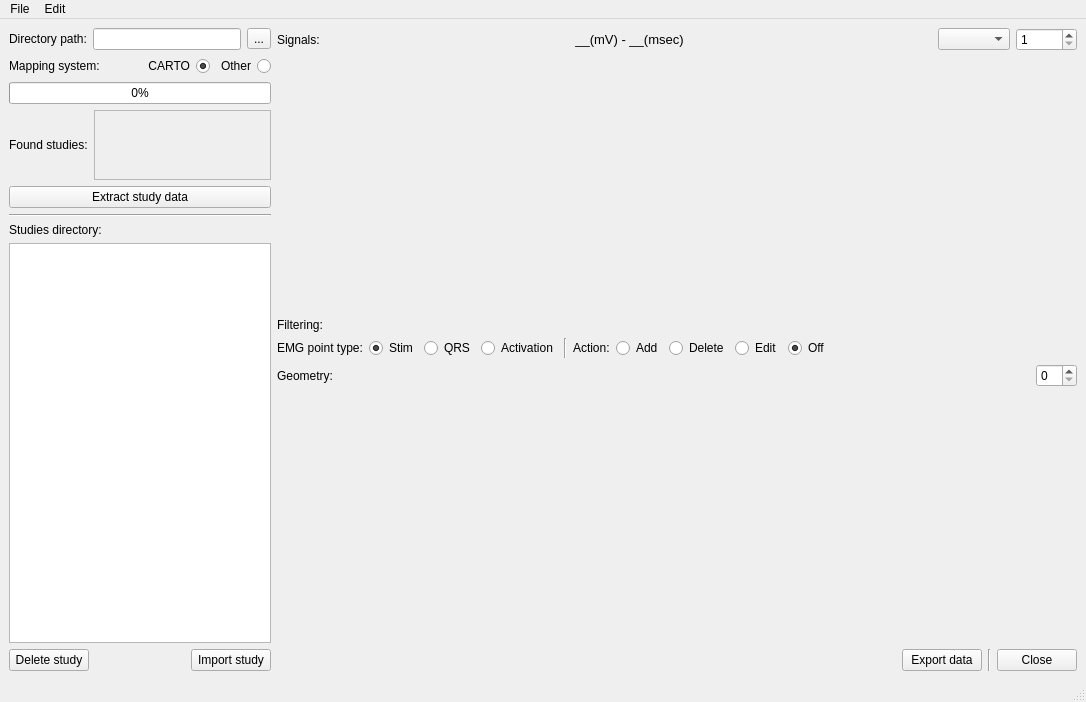
The window that UI_files/ui_mainwindow.ui (nicksunderland/SignalXtor) describes before a commit, drawn with Qt 5.
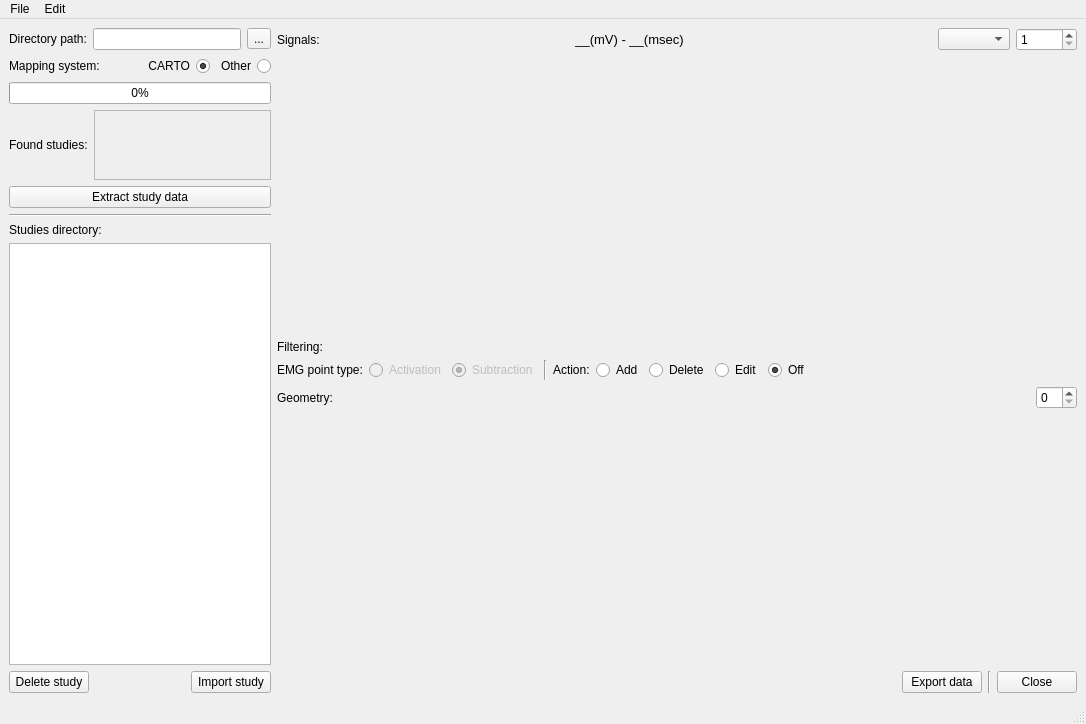
The same window after the commit.

What changed in the file:
```diff
--- a/UI_files/ui_mainwindow.ui
+++ b/UI_files/ui_mainwindow.ui
@@ -7,7 +7,7 @@
     <x>0</x>
     <y>0</y>
     <width>1086</width>
-    <height>702</height>
+    <height>724</height>
    </rect>
   </property>
   <property name="windowTitle">
@@ -325,30 +325,10 @@
            </widget>
           </item>
           <item>
-           <widget class="QRadioButton" name="radioButton">
-            <property name="text">
-             <string>Stim</string>
+           <widget class="QRadioButton" name="radioButton_EMG_activation">
+            <property name="enabled">
+             <bool>false</bool>
             </property>
-            <property name="checked">
-             <bool>true</bool>
-            </property>
-            <attribute name="buttonGroup">
-             <string notr="true">buttonGroup_3</string>
-            </attribute>
-           </widget>
-          </item>
-          <item>
-           <widget class="QRadioButton" name="radioButton_2">
-            <property name="text">
-             <string>QRS</string>
-            </property>
-            <attribute name="buttonGroup">
-             <string notr="true">buttonGroup_3</string>
-            </attribute>
-           </widget>
-          </item>
-          <item>
-           <widget class="QRadioButton" name="radioButton_3">
             <property name="text">
              <string>Activation</string>
             </property>
@@ -357,6 +337,22 @@
             </attribute>
            </widget>
           </item>
+          <item>
+           <widget class="QRadioButton" name="radioButton_EMG_subtraction">
+            <property name="enabled">
+             <bool>false</bool>
+            </property>
+            <property name="text">
+             <string>Subtraction</string>
+            </property>
+            <property name="checked">
+             <bool>true</bool>
+            </property>
+            <attribute name="buttonGroup">
+             <string notr="true">buttonGroup_3</string>
+            </attribute>
+           </widget>
+          </item>
           <item>
            <widget class="Line" name="line_3">
             <property name="orientation">
```
Left out of the diff: 2 changed lines with no effect on the pictures.
